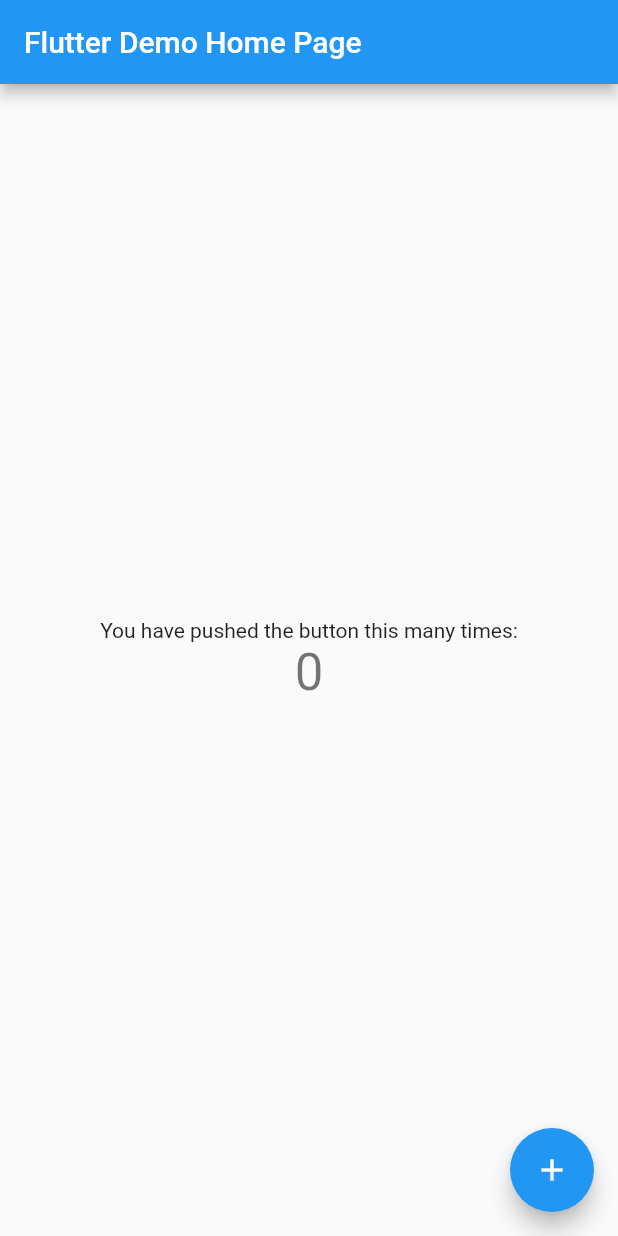
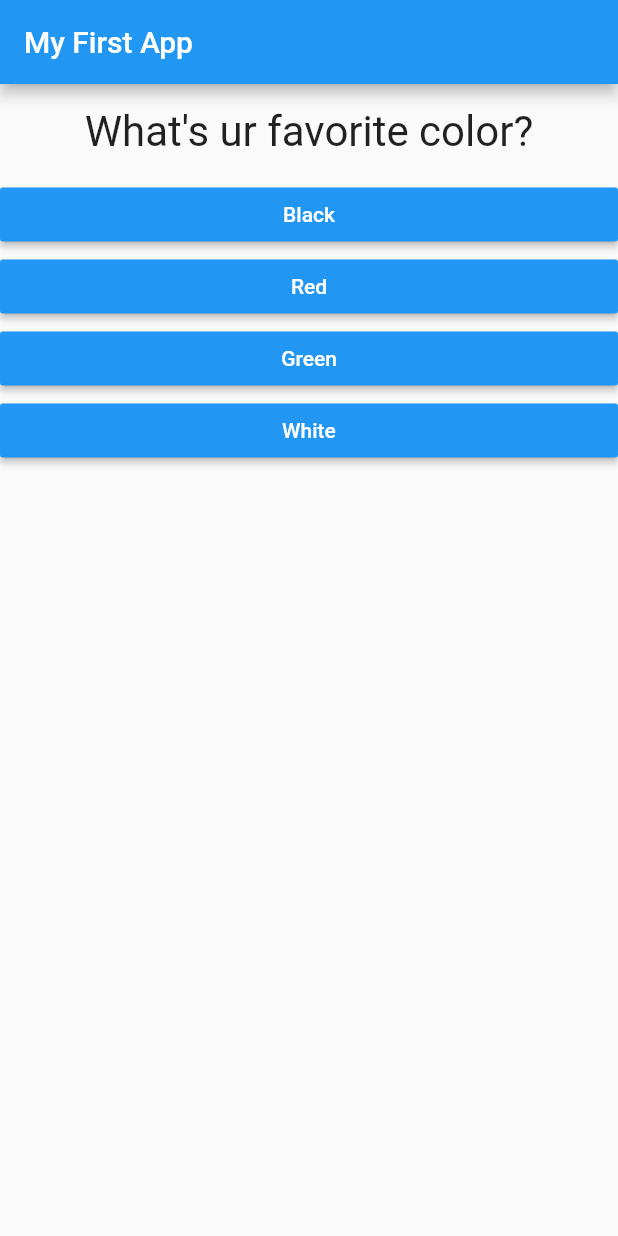
Before and after one commit to rakeshgzp/flutter, a Flutter app: the screen it shows after launch, on a phone screen of 412 x 824 dp. Run offline on Flutter 3.47's test engine with Material 2 defaults, Android fonts, the phone set to English and light mode, and no system bars.

Commit message:
Quiz app with few widgets done

```diff
--- /dev/null
+++ b/mod2/lib/answer.dart
@@ -0,0 +1,21 @@
+import 'package:flutter/material.dart';
+
+class Answer extends StatelessWidget {
+  final Function selectHandler;
+  final String answerText;
+
+  Answer(this.selectHandler, this.answerText);
+
+  @override
+  Widget build(BuildContext context) {
+    return Container(
+      width: double.infinity,
+      child: RaisedButton(
+        color: Colors.blue,
+        textColor: Colors.white,
+        child: Text(answerText),
+        onPressed: selectHandler,
+      ),
+    );
+  }
+}
--- a/mod2/lib/main.dart
+++ b/mod2/lib/main.dart
@@ -1,117 +1,87 @@
 import 'package:flutter/material.dart';
+import './quiz.dart';
+import './result.dart';
 
 void main() {
   runApp(MyApp());
 }
 
-class MyApp extends StatelessWidget {
-  // This widget is the root of your application.
+class MyApp extends StatefulWidget {
   @override
-  Widget build(BuildContext context) {
-    return MaterialApp(
-      title: 'Flutter Demo',
-      theme: ThemeData(
-        // This is the theme of your application.
-        //
-        // Try running your application with "flutter run". You'll see the
-        // application has a blue toolbar. Then, without quitting the app, try
-        // changing the primarySwatch below to Colors.green and then invoke
-        // "hot reload" (press "r" in the console where you ran "flutter run",
-        // or simply save your changes to "hot reload" in a Flutter IDE).
-        // Notice that the counter didn't reset back to zero; the application
-        // is not restarted.
-        primarySwatch: Colors.blue,
-        // This makes the visual density adapt to the platform that you run
-        // the app on. For desktop platforms, the controls will be smaller and
-        // closer together (more dense) than on mobile platforms.
-        visualDensity: VisualDensity.adaptivePlatformDensity,
-      ),
-      home: MyHomePage(title: 'Flutter Demo Home Page'),
-    );
+  State<StatefulWidget> createState() {
+    // TODO: implement createState
+    return _MyAppState(); // _variablename makes it private
   }
 }
 
-class MyHomePage extends StatefulWidget {
-  MyHomePage({Key key, this.title}) : super(key: key);
+class _MyAppState extends State<MyApp> {
+  var _questionIndex = 0;
+  var _totalScore = 0;
 
-  // This widget is the home page of your application. It is stateful, meaning
-  // that it has a State object (defined below) that contains fields that affect
-  // how it looks.
+  void _resetQuiz() {
+    setState(() {
+      _questionIndex = 0;
+      _totalScore = 0;
+    });
+  }
 
-  // This class is the configuration for the state. It holds the values (in this
-  // case the title) provided by the parent (in this case the App widget) and
-  // used by the build method of the State. Fields in a Widget subclass are
-  // always marked "final".
+  final _questions = const [
+    // Dart stores object of value which is constant here
+    {
+      'questionText': 'What\'s ur favorite color?',
+      'answers': [
+        {'text': 'Black', 'score': 10},
+        {'text': 'Red', 'score': 5},
+        {'text': 'Green', 'score': 3},
+        {'text': 'White', 'score': 1}
+      ],
+    },
+    {
+      'questionText': 'What\'s ur favorite animal?',
+      'answers': [
+        {'text': 'Rabbit', 'score': 10},
+        {'text': 'Snake', 'score': 5},
+        {'text': 'Elephant', 'score': 3},
+        {'text': 'Lion', 'score': 1}
+      ],
+    },
+    {
+      'questionText': 'What\'s ur favorite city?',
+      'answers': [
+        {'text': 'Goa', 'score': 10},
+        {'text': 'Hyd', 'score': 5},
+        {'text': 'Delhi', 'score': 3},
+        {'text': 'Varanasi', 'score': 1}
+      ],
+    },
+  ];
 
-  final String title;
-
-  @override
-  _MyHomePageState createState() => _MyHomePageState();
-}
-
-class _MyHomePageState extends State<MyHomePage> {
-  int _counter = 0;
-
-  void _incrementCounter() {
+  void _answerQuestion(int score) {
+    if (_questionIndex < _questions.length) {
+      print('We have more questions!');
+    }
+    _totalScore += score;
     setState(() {
-      // This call to setState tells the Flutter framework that something has
-      // changed in this State, which causes it to rerun the build method below
-      // so that the display can reflect the updated values. If we changed
-      // _counter without calling setState(), then the build method would not be
-      // called again, and so nothing would appear to happen.
-      _counter++;
+      _questionIndex += 1;
     });
+    print(_questionIndex);
   }
 
   @override
   Widget build(BuildContext context) {
-    // This method is rerun every time setState is called, for instance as done
-    // by the _incrementCounter method above.
-    //
-    // The Flutter framework has been optimized to make rerunning build methods
-    // fast, so that you can just rebuild anything that needs updating rather
-    // than having to individually change instances of widgets.
-    return Scaffold(
-      appBar: AppBar(
-        // Here we take the value from the MyHomePage object that was created by
-        // the App.build method, and use it to set our appbar title.
-        title: Text(widget.title),
+    return MaterialApp(
+      home: Scaffold(
+        appBar: AppBar(
+          title: Text('My First App'),
+        ),
+        body: _questionIndex < _questions.length
+            ? Quiz(
+                answerQuestion: _answerQuestion,
+                questions: _questions,
+                questionIndex: _questionIndex,
+              )
+            : Result(_totalScore, _resetQuiz),
       ),
-      body: Center(
-        // Center is a layout widget. It takes a single child and positions it
-        // in the middle of the parent.
-        child: Column(
-          // Column is also a layout widget. It takes a list of children and
-          // arranges them vertically. By default, it sizes itself to fit its
-          // children horizontally, and tries to be as tall as its parent.
-          //
-          // Invoke "debug painting" (press "p" in the console, choose the
-          // "Toggle Debug Paint" action from the Flutter Inspector in Android
-          // Studio, or the "Toggle Debug Paint" command in Visual Studio Code)
-          // to see the wireframe for each widget.
-          //
-          // Column has various properties to control how it sizes itself and
-          // how it positions its children. Here we use mainAxisAlignment to
-          // center the children vertically; the main axis here is the vertical
-          // axis because Columns are vertical (the cross axis would be
-          // horizontal).
-          mainAxisAlignment: MainAxisAlignment.center,
-          children: <Widget>[
-            Text(
-              'You have pushed the button this many times:',
-            ),
-            Text(
-              '$_counter',
-              style: Theme.of(context).textTheme.headline4,
-            ),
-          ],
-        ),
-      ),
-      floatingActionButton: FloatingActionButton(
-        onPressed: _incrementCounter,
-        tooltip: 'Increment',
-        child: Icon(Icons.add),
-      ), // This trailing comma makes auto-formatting nicer for build methods.
     );
   }
 }
--- /dev/null
+++ b/mod2/lib/question.dart
@@ -0,0 +1,19 @@
+import 'package:flutter/material.dart';
+
+class Question extends StatelessWidget {
+  final String questionText;
+  Question(this.questionText); // Shortcut for constructor
+
+  @override
+  Widget build(BuildContext context) {
+    return Container(
+      width: double.infinity,
+      margin: EdgeInsets.all(15),
+      child: Text(
+        questionText,
+        style: TextStyle(fontSize: 28),
+        textAlign: TextAlign.center,
+      ),
+    );
+  }
+}
--- /dev/null
+++ b/mod2/lib/quiz.dart
@@ -0,0 +1,27 @@
+import 'package:flutter/material.dart';
+import './question.dart';
+import './answer.dart';
+
+class Quiz extends StatelessWidget {
+  final List<Map<String, Object>> questions;
+  final int questionIndex;
+  final Function answerQuestion;
+
+  Quiz(
+      {@required this.questions,
+      @required this.answerQuestion,
+      @required this.questionIndex});
+
+  @override
+  Widget build(BuildContext context) {
+    return Column(
+      children: [
+        Question(questions[questionIndex]['questionText']),
+        ...(questions[questionIndex]['answers'] as List<Map<String, Object>>)
+            .map((answer) {
+          return Answer(() => answerQuestion(answer['score']), answer['text']);
+        }).toList()
+      ],
+    );
+  }
+}
--- /dev/null
+++ b/mod2/lib/result.dart
@@ -0,0 +1,41 @@
+import 'package:flutter/material.dart';
+
+class Result extends StatelessWidget {
+  final int resultScore;
+  final Function resetHandler;
+  Result(this.resultScore, this.resetHandler);
+
+  String get resultPhrase {
+    var resultText = 'You did it!';
+    print(resultScore);
+    if (resultScore <= 8) {
+      resultText = 'You are awesome and innocent!';
+    } else if (resultScore <= 12) {
+      resultText = 'Pretty Likeable!';
+    } else if (resultScore <= 16) {
+      resultText = 'You are strange!';
+    } else {
+      resultText = 'You are so bad!';
+    }
+    return resultText;
+  }
+
+  @override
+  Widget build(BuildContext context) {
+    return Center(
+        child: Column(
+      children: <Widget>[
+        Text(
+          resultPhrase,
+          style: TextStyle(fontSize: 36, fontWeight: FontWeight.bold),
+          textAlign: TextAlign.center,
+        ),
+        FlatButton(
+          child: Text('Restart Quiz!'),
+          onPressed: resetHandler,
+          textColor: Colors.blue,
+        ),
+      ],
+    ));
+  }
+}
```
